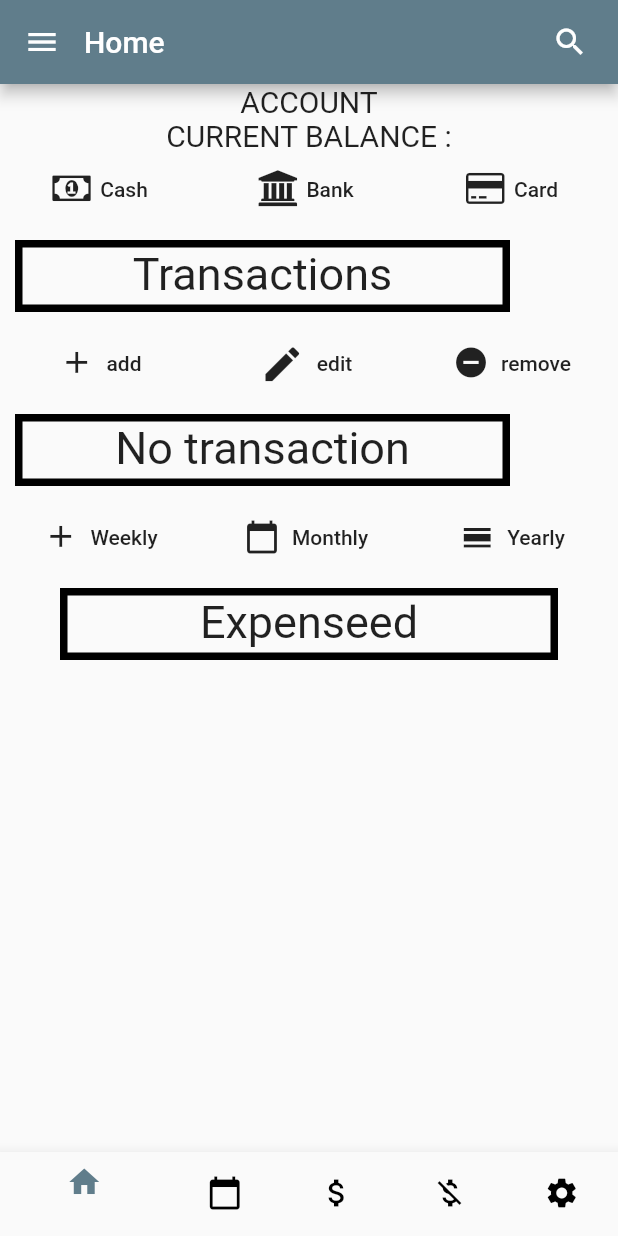
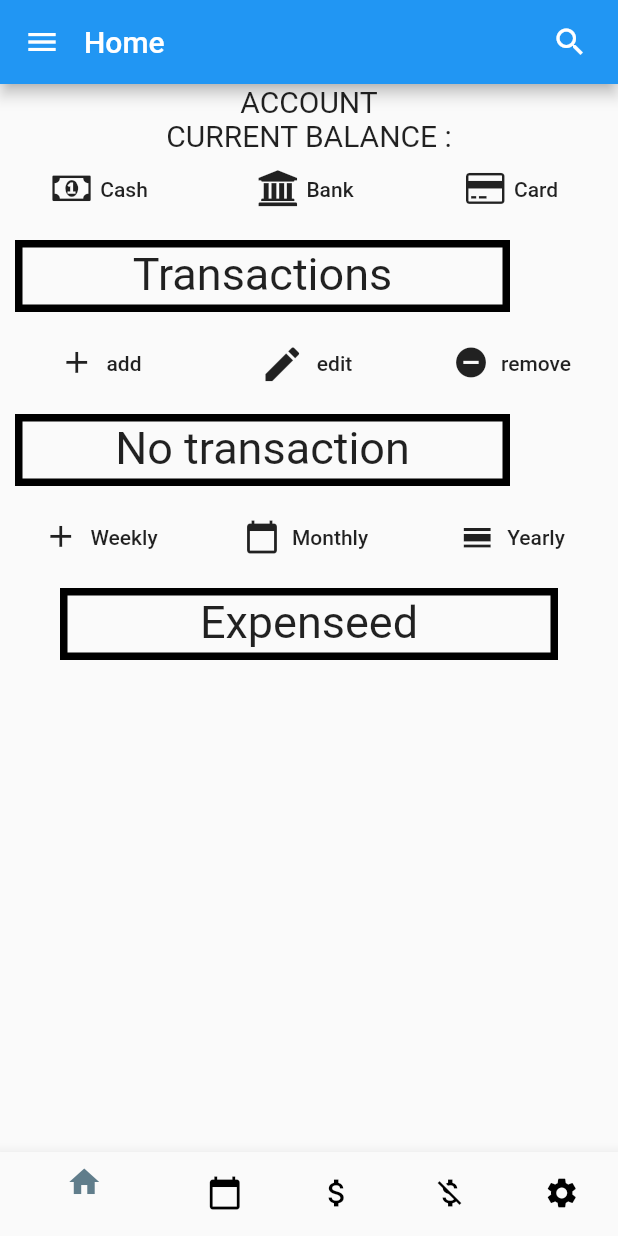
Before and after one commit to Ivoru/Mobiledev, a Flutter app: the screen it shows after launch, after a tap on "Login", on a phone screen of 412 x 824 dp. Run offline on Flutter 3.47's test engine with Material 2 defaults, Android fonts, the phone set to English and light mode, and no system bars.

Commit message:
budget with login

```diff
--- a/lib/main.dart
+++ b/lib/main.dart
@@ -12,7 +12,7 @@ class App extends StatelessWidget {
   @override
   Widget build(BuildContext context) {
     return MaterialApp(
-      theme: ThemeData(primarySwatch: Colors.blueGrey),
+      theme: ThemeData(primarySwatch: Colors.blue),
       onGenerateRoute: Router.generateRoute,
       initialRoute: loginRoute,
     );
--- a/lib/pages/LandingPage.dart
+++ b/lib/pages/LandingPage.dart
@@ -6,6 +6,7 @@ import 'package:project/pages/expense.dart';
 import 'package:project/pages/home.dart';
 import 'package:project/pages/reminder.dart';
 import 'package:project/pages/settings.dart';
+
 
 class LandingPage extends StatefulWidget {
   @override
@@ -86,12 +87,11 @@ class _LandingPage extends State<LandingPage> with WidgetsBindingObserver {
               child: Row(
                 children: <Widget>[
                   Container(
-                    color: Colors.blue,
                     height: 35.0,
                     padding: EdgeInsets.all(5.0),
                     decoration: BoxDecoration(
+                      color: Colors.blueGrey,
                       borderRadius: BorderRadius.circular(10.0),
-                      color: Colors.blue,
                     ),
                     child: Image.asset(
                       "assets/logo.png",
@@ -107,9 +107,6 @@ class _LandingPage extends State<LandingPage> with WidgetsBindingObserver {
                     ),
                   ),
                 ],
-              ),
-              decoration: BoxDecoration(
-                color: Colors.blue,
               ),
             ),
           ),
@@ -150,7 +147,7 @@ class _LandingPage extends State<LandingPage> with WidgetsBindingObserver {
 
   Widget bottomNavigationBuilder() {
     return BottomNavigationBar(
-      unselectedItemColor: Colors.black,
+    unselectedItemColor: Colors.black,
       fixedColor: Colors.blueGrey,
       items: const <BottomNavigationBarItem>[
         BottomNavigationBarItem(
--- a/lib/pages/Login.dart
+++ b/lib/pages/Login.dart
@@ -12,9 +12,9 @@ class _LoginPageState extends State<LoginPage> {
   Widget build(BuildContext context) {
     return Scaffold(
       body: Container(
-        decoration: new BoxDecoration(
-            image: new DecorationImage(image: new AssetImage("assets/budget diz.jpg"), fit: BoxFit.cover,),
-          ),
+        // decoration: new BoxDecoration(
+        //     image: new DecorationImage(image: new AssetImage("assets/budget diz.jpg"), fit: BoxFit.cover,),
+        //   ),
         padding: EdgeInsets.all(15.0),
         alignment: Alignment.center,
         child: SingleChildScrollView(
@@ -73,12 +73,12 @@ class _LoginPageState extends State<LoginPage> {
                     Navigator.pushReplacementNamed(context, landingRoute),
               ),
 
-              InkWell(
+              // InkWell(
 
-                child: buildRegisterButton(),
-                onTap: () =>
-                    Navigator.pushReplacementNamed(context, homeRoute),
-              )
+              //   child: buildRegisterButton(),
+              //   onTap: () =>
+              //       Navigator.pushReplacementNamed(context, homeRoute),
+              // )
 
             ],
           ),
@@ -120,7 +120,7 @@ class _LoginPageState extends State<LoginPage> {
       width: MediaQuery.of(context).size.width,
       decoration: BoxDecoration(
          borderRadius: BorderRadius.circular(35.0),
-        color: Theme.of(context).accentColor,
+        color: Colors.cyan,
       ),
       child: Center(
         child: Text(
@@ -135,26 +135,26 @@ class _LoginPageState extends State<LoginPage> {
     );
   }
 
-   Widget buildRegisterButton() {
-    return Container(
-      margin: const EdgeInsets.only(top: 15.0),
-      padding: EdgeInsets.fromLTRB(8.0, 8.0, 8.0, 8.0),
-      height: 50.0,
-      width: MediaQuery.of(context).size.width,
-      decoration: BoxDecoration(
-         borderRadius: BorderRadius.circular(35.0),
-        color: Colors.cyan,
-      ),
-      child: Center(
-        child: Text(
-          "Register",
-          style: TextStyle(
-            color: Colors.white,
-            fontSize: 20.0,
-            fontWeight: FontWeight.bold,
-          ),
-        ),
-      ),
-    );
-  }
+  //  Widget buildRegisterButton() {
+  //   return Container(
+  //     margin: const EdgeInsets.only(top: 15.0),
+  //     padding: EdgeInsets.fromLTRB(8.0, 8.0, 8.0, 8.0),
+  //     height: 50.0,
+  //     width: MediaQuery.of(context).size.width,
+  //     decoration: BoxDecoration(
+  //        borderRadius: BorderRadius.circular(35.0),
+  //       color: Colors.cyan,
+  //     ),
+  //     // child: Center(
+  //     //   child: Text(
+  //     //     "Register",
+  //     //     style: TextStyle(
+  //     //       color: Colors.white,
+  //     //       fontSize: 20.0,
+  //     //       fontWeight: FontWeight.bold,
+  //     //     ),
+  //     //   ),
+  //     // ),
+  //   );
+  // }
 }
```
Also changed, not shown: 1 other file.
